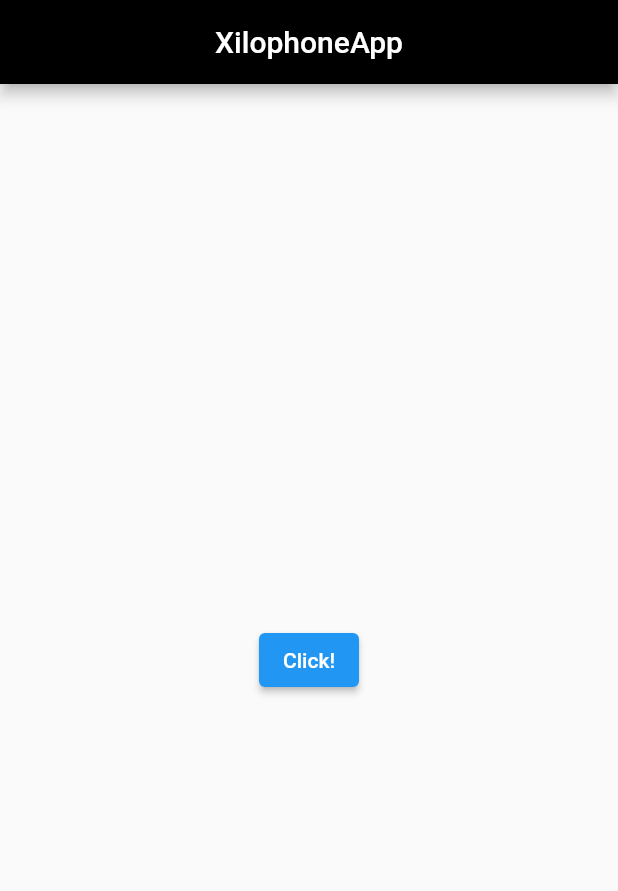
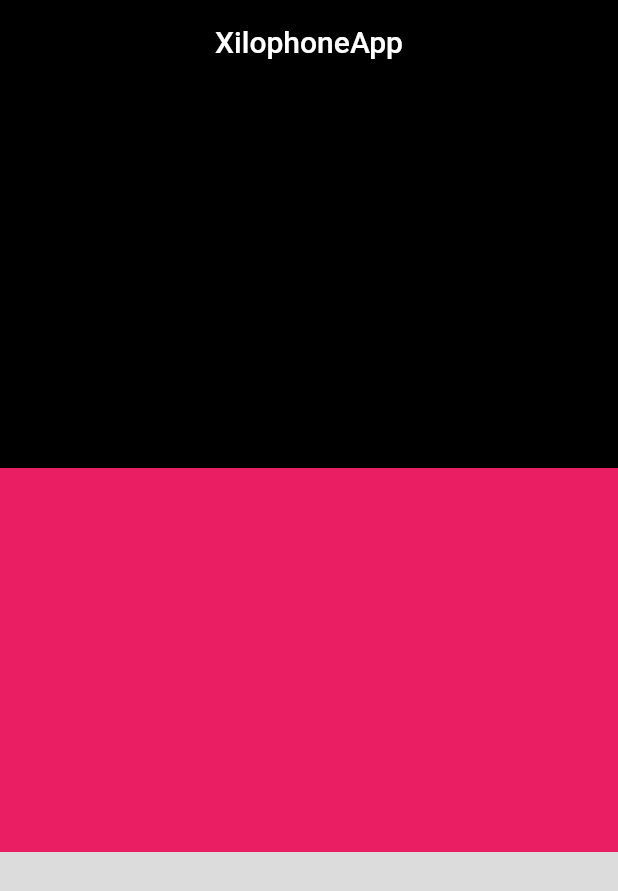
Before and after one commit to cparragatorres/flutter_codigo5_xilophone, a Flutter app: the screen it shows after launch, on a phone screen of 412 x 824 dp. Shown: the top 891 px of the screen. Run offline on Flutter 3.47's test engine with Material 2 defaults, Android fonts, the phone set to English and light mode, and no system bars; our stand-ins replace audioplayers.

Commit message:
POO se acortó el codigo audio, el contenedor, el numero de los audios y los colores a traves de parametros

```diff
--- a/lib/main.dart
+++ b/lib/main.dart
@@ -1,12 +1,10 @@
-
+import 'package:audioplayers/audioplayers.dart';
 import 'package:flutter/material.dart';
 
-
-void main(){
+void main() {
   runApp(
     MyApp(),
   );
-
 }
 
 class MyApp extends StatelessWidget {
@@ -21,27 +19,44 @@ class MyApp extends StatelessWidget {
   }
 }
 
+class HomePage extends StatelessWidget {
 
-class HomePage extends StatelessWidget {
-  const HomePage({Key? key}) : super(key: key);
+  AudioCache audioCache = AudioCache();
 
-  @override
-  Widget build(BuildContext context) {
+  void playNote(int number){
+    audioCache.play("audios/note$number.wav");
+  }
 
-    return Scaffold(
-      appBar: AppBar(
-        backgroundColor: Colors.black,
-        title: Text("XilophoneApp"),
-        centerTitle: true,
-      ),
-      body: Center(
-        child: ElevatedButton(
-          onPressed: (){
-
+  Widget bullkey(int numberNote, Color colorcito){
+    return Expanded(
+      child: Container(
+        color: colorcito,
+        child: TextButton(
+          onPressed: () {
+            playNote(numberNote);
           },
-          child: Text("Click!"),
+          child: const Text(""),
         ),
       ),
     );
   }
+
+  @override
+  Widget build(BuildContext context) {
+    return Scaffold(
+      appBar: AppBar(
+        backgroundColor: Colors.black,
+        title: const Text("XilophoneApp"),
+        centerTitle: true,
+      ),
+      body: Column(
+        crossAxisAlignment: CrossAxisAlignment.stretch,
+        children: [
+          bullkey(1, Colors.black),
+          bullkey(2, Colors.pink),
+          bullkey(3, Colors.black12),
+        ],
+      ),
+    );
+  }
 }
--- a/pubspec.yaml
+++ b/pubspec.yaml
@@ -34,6 +34,7 @@ dependencies:
   # The following adds the Cupertino Icons font to your application.
   # Use with the CupertinoIcons class for iOS style icons.
   cupertino_icons: ^1.0.2
+  audioplayers: ^0.20.1
 
 dev_dependencies:
   flutter_test:
@@ -58,8 +59,8 @@ flutter:
   uses-material-design: true
 
   # To add assets to your application, add an assets section, like this:
-  # assets:
-  #   - images/a_dot_burr.jpeg
+  assets:
+    - assets/audios/
   #   - images/a_dot_ham.jpeg
 
   # An image asset can refer to one or more resolution-specific "variants", see
```
Also changed, not shown: pubspec.lock.
